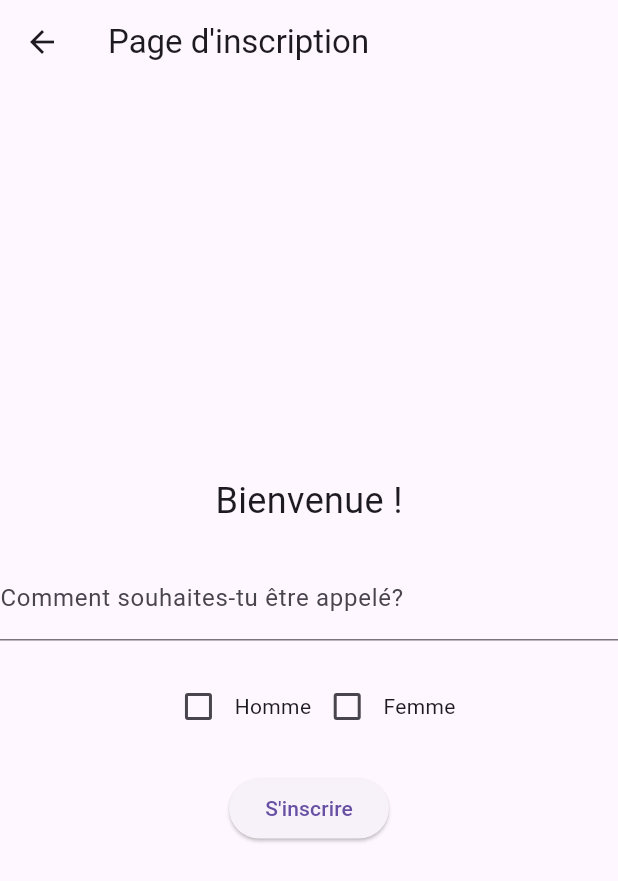
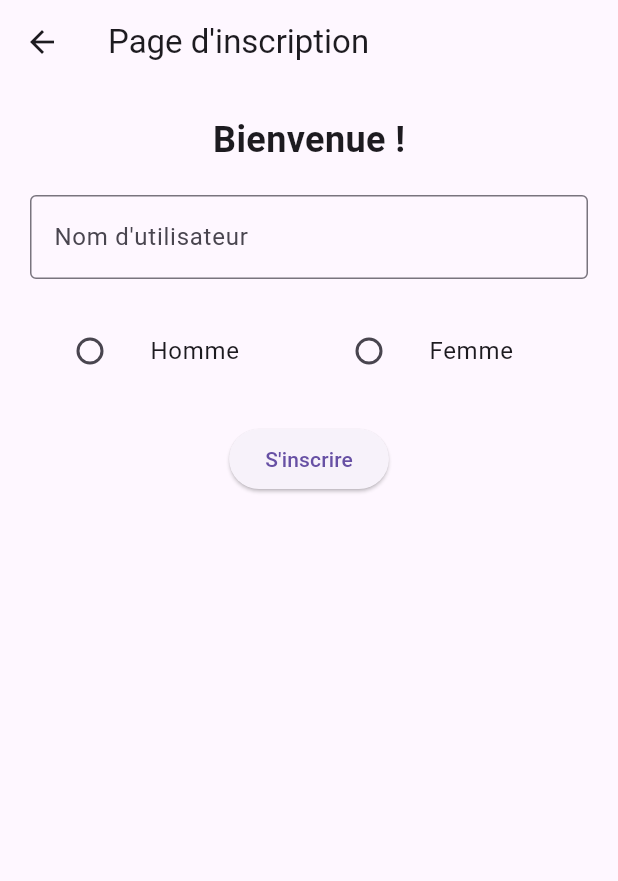
Before and after one commit to Natounet/Univ-Adventure, a Flutter app: the SignupPage screen opened directly with empty values, on a phone screen of 412 x 824 dp. Shown: the top 881 px of the screen. Run offline on Flutter 3.47's test engine with Material 3 defaults, Android fonts, the light colour scheme and no system bars; our stand-ins replace cloud_firestore, firebase_auth, firebase_core, shared_preferences; missing offline and left inert: optional; accounts and stored records are empty.

Commit message:
Mod: Amélioration de la page d'inscription

```diff
--- a/frontend/univ_adventure/lib/views/pages/signUp.dart
+++ b/frontend/univ_adventure/lib/views/pages/signUp.dart
@@ -14,22 +14,32 @@ class SignupPage extends StatefulWidget {
 
 class _SignupPageState extends State<SignupPage> {
   final TextEditingController _usernameController = TextEditingController();
-  bool _isMaleSelected = false;
-  bool _isFemaleSelected = false;
+  String? _selectedGender;
 
   void createUser(String username) {
     UserManager.addUserID(widget.userID); // Add the user's ID to the shared preferences
 
     // Create a new user document in the 'users' collection
     FirebaseFirestore.instance.collection('users').doc(widget.userID).set({
-      'userID': widget.userID, // Add the user's ID to the document (this is the document ID)
+      'userID': widget.userID,
       'username': username,
       'email': widget.userEmail,
-      'gender': _isMaleSelected ? 'Homme' : 'Femme',
+      'gender': _selectedGender,
       'createdAt': FieldValue.serverTimestamp(),
       'points': 0,
       'badges': [],
       'questsCompleted': [],
+    }).then((value) {
+      ScaffoldMessenger.of(context).showSnackBar(SnackBar(
+        content: Text('Inscription réussie'),
+        backgroundColor: Colors.green,
+      ));
+      Navigator.pushReplacementNamed(context, '/home');
+    }).catchError((error) {
+      ScaffoldMessenger.of(context).showSnackBar(SnackBar(
+        content: Text('Erreur d\'inscription: $error'),
+        backgroundColor: Colors.red,
+      ));
     });
   }
 
@@ -39,56 +49,80 @@ class _SignupPageState extends State<SignupPage> {
       appBar: AppBar(
         title: const Text('Page d\'inscription'),
       ),
-      body: Center(
+      body: SingleChildScrollView(
+        padding: const EdgeInsets.all(20.0),
+        child: Form(
           child: Column(
             mainAxisAlignment: MainAxisAlignment.center,
             children: [
               Text(
                 'Bienvenue !',
-              style: const TextStyle(fontSize: 24),
+                style: TextStyle(fontSize: 24, fontWeight: FontWeight.bold),
               ),
-            const SizedBox(height: 20),
-            TextField(
+              SizedBox(height: 20),
+              TextFormField(
                 controller: _usernameController,
-              decoration: const InputDecoration(
-                labelText: 'Comment souhaites-tu être appelé?',
+                decoration: InputDecoration(
+                  labelText: 'Nom d\'utilisateur',
+                  border: OutlineInputBorder(),
                 ),
+                validator: (value) {
+                  if (value == null || value.isEmpty) {
+                    return 'Veuillez entrer un nom d\'utilisateur';
+                  }
+                  return null;
+                },
               ),
-            const SizedBox(height: 20),
+              SizedBox(height: 20),
               Row(
                 mainAxisAlignment: MainAxisAlignment.center,
                 children: [
-                Checkbox(
-                  value: _isMaleSelected,
+                  Expanded(
+                    child: ListTile(
+                      title: const Text('Homme'),
+                      leading: Radio<String>(
+                        value: 'Homme',
+                        groupValue: _selectedGender,
                         onChanged: (value) {
                           setState(() {
-                      _isMaleSelected = value ?? false;
-                      _isFemaleSelected = false;
+                            _selectedGender = value;
                           });
                         },
                       ),
-                const Text('Homme'),
-                Checkbox(
-                  value: _isFemaleSelected,
+                    ),
+                  ),
+                  Expanded(
+                    child: ListTile(
+                      title: const Text('Femme'),
+                      leading: Radio<String>(
+                        value: 'Femme',
+                        groupValue: _selectedGender,
                         onChanged: (value) {
                           setState(() {
-                      _isFemaleSelected = value ?? false;
-                      _isMaleSelected = false;
+                            _selectedGender = value;
                           });
                         },
                       ),
-                const Text('Femme'),
+                    ),
+                  ),
                 ],
               ),
-            const SizedBox(height: 20),
+              SizedBox(height: 20),
               ElevatedButton(
                 onPressed: () {
+                  if (_usernameController.text.isNotEmpty && _selectedGender != null) {
                     createUser(_usernameController.text);
-                Navigator.pushReplacementNamed(context, '/home');
+                  } else {
+                    ScaffoldMessenger.of(context).showSnackBar(SnackBar(
+                      content: Text('Veuillez remplir tous les champs'),
+                      backgroundColor: Colors.red,
+                    ));
+                  }
                 },
-              child: const Text('S\'inscrire'),
+                child: Text('S\'inscrire'),
               ),
             ],
+          ),
         ),
       ),
     );
```
Lines whose indentation alone changed are shown as unchanged.
